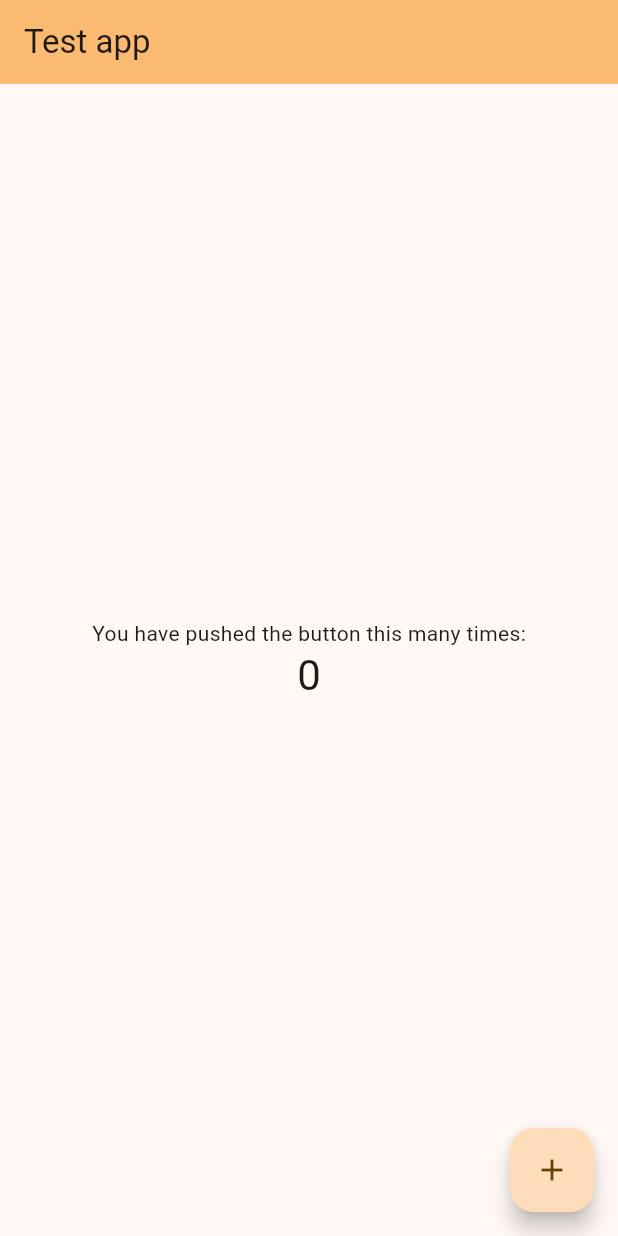
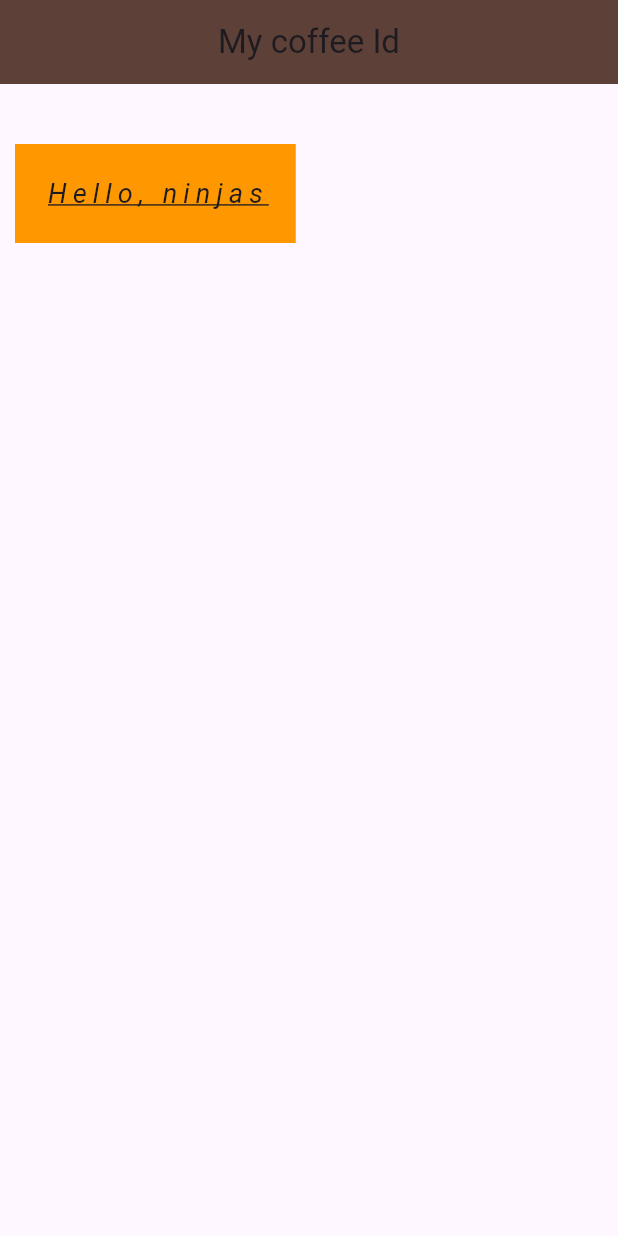
Before and after one commit to taiKip/flutter-dev, a Flutter app: the screen it shows after launch, on a phone screen of 412 x 824 dp. Run offline on Flutter 3.47's test engine with Material 3 defaults, Android fonts, the phone set to English and light mode, and no system bars.

Commit message:
Changed fontSize

```diff
--- a/lib/main.dart
+++ b/lib/main.dart
@@ -1,124 +1,14 @@
 import 'package:flutter/material.dart';
+import 'package:one/my_home_page_state.dart';
 
 void main() {
-  runApp(const MyApp());
+  runApp( MaterialApp(
+    home: Scaffold(
+      appBar: AppBar(title:const Text("My coffee Id"),
+      backgroundColor: Colors.brown[700],
+      centerTitle: true,
+      ),
+      body:const Home(),
+    )
+  ));
 }
-
-class MyApp extends StatelessWidget {
-  const MyApp({super.key});
-
-  // This widget is the root of your application.
-  @override
-  Widget build(BuildContext context) {
-    return MaterialApp(
-      title: 'Flutter Demo',
-      theme: ThemeData(
-        // This is the theme of your application.
-        //
-        // TRY THIS: Try running your application with "flutter run". You'll see
-        // the application has a purple toolbar. Then, without quitting the app,
-        // try changing the seedColor in the colorScheme below to Colors.green
-        // and then invoke "hot reload" (save your changes or press the "hot
-        // reload" button in a Flutter-supported IDE, or press "r" if you used
-        // the command line to start the app).
-        //
-        // Notice that the counter didn't reset back to zero; the application
-        // state is not lost during the reload. To reset the state, use hot
-        // restart instead.
-        //
-        // This works for code too, not just values: Most code changes can be
-        // tested with just a hot reload.
-        colorScheme: ColorScheme.fromSeed(seedColor: Colors.orangeAccent),
-        useMaterial3: true,
-      ),
-      home: const MyHomePage(title: 'Test app'),
-    );
-  }
-}
-
-class MyHomePage extends StatefulWidget {
-  const MyHomePage({super.key, required this.title});
-
-  // This widget is the home page of your application. It is stateful, meaning
-  // that it has a State object (defined below) that contains fields that affect
-  // how it looks.
-
-  // This class is the configuration for the state. It holds the values (in this
-  // case the title) provided by the parent (in this case the App widget) and
-  // used by the build method of the State. Fields in a Widget subclass are
-  // always marked "final".
-
-  final String title;
-  @override
-  State<MyHomePage> createState() => _MyHomePageState();
-}
-
-class _MyHomePageState extends State<MyHomePage> {
-  int _counter = 0;
-
-  void _incrementCounter() {
-    setState(() {
-      // This call to setState tells the Flutter framework that something has
-      // changed in this State, which causes it to rerun the build method below
-      // so that the display can reflect the updated values. If we changed
-      // _counter without calling setState(), then the build method would not be
-      // called again, and so nothing would appear to happen.
-      _counter++;
-    });
-  }
-
-  @override
-  Widget build(BuildContext context) {
-    // This method is rerun every time setState is called, for instance as done
-    // by the _incrementCounter method above.
-    //
-    // The Flutter framework has been optimized to make rerunning build methods
-    // fast, so that you can just rebuild anything that needs updating rather
-    // than having to individually change instances of widgets.
-    return Scaffold(
-      appBar: AppBar(
-        // TRY THIS: Try changing the color here to a specific color (to
-        // Colors.amber, perhaps?) and trigger a hot reload to see the AppBar
-        // change color while the other colors stay the same.
-        backgroundColor: Theme.of(context).colorScheme.inversePrimary,
-        // Here we take the value from the MyHomePage object that was created by
-        // the App.build method, and use it to set our appbar title.
-        title: Text(widget.title),
-      ),
-      body: Center(
-        // Center is a layout widget. It takes a single child and positions it
-        // in the middle of the parent.
-        child: Column(
-          // Column is also a layout widget. It takes a list of children and
-          // arranges them vertically. By default, it sizes itself to fit its
-          // children horizontally, and tries to be as tall as its parent.
-          //
-          // Column has various properties to control how it sizes itself and
-          // how it positions its children. Here we use mainAxisAlignment to
-          // center the children vertically; the main axis here is the vertical
-          // axis because Columns are vertical (the cross axis would be
-          // horizontal).
-          //
-          // TRY THIS: Invoke "debug painting" (choose the "Toggle Debug Paint"
-          // action in the IDE, or press "p" in the console), to see the
-          // wireframe for each widget.
-          mainAxisAlignment: MainAxisAlignment.center,
-          children: <Widget>[
-            const Text(
-              'You have pushed the button this many times:',
-            ),
-            Text(
-              '$_counter',
-              style: Theme.of(context).textTheme.headlineMedium,
-            ),
-          ],
-        ),
-      ),
-      floatingActionButton: FloatingActionButton(
-        onPressed: _incrementCounter,
-        tooltip: 'Increment',
-        child: const Icon(Icons.add),
-      ), // This trailing comma makes auto-formatting nicer for build methods.
-    );
-  }
-}
--- a/lib/my_home_page_state.dart
+++ b/lib/my_home_page_state.dart
@@ -1,10 +1,24 @@
 import 'package:flutter/material.dart';
 
-class _MyHomePageState extends StatelessWidget{
+class Home extends StatelessWidget {
+  const Home({super.key});
+
   @override
   Widget build(BuildContext context) {
-    // TODO: implement build
-    throw UnimplementedError();
+    return Container(
+      color: Colors.orange,
+      // width: 200,
+      // height: 100,
+      padding: const EdgeInsets.all(20),
+      margin: const EdgeInsets.fromLTRB(10, 40, 0, 0),
+      child: const Text(
+        'Hello, ninjas',
+        style: TextStyle(
+            fontSize: 18,
+            letterSpacing: 4,
+            decoration: TextDecoration.underline,
+            fontStyle: FontStyle.italic),
+      ),
+    );
   }
-
 }
```
